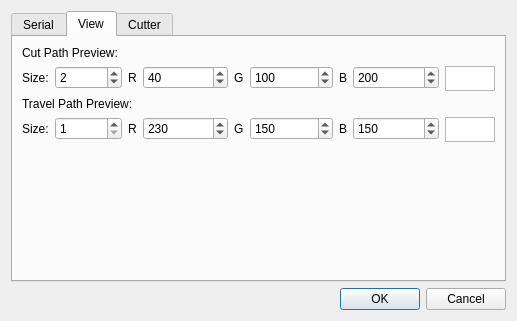
Old version of the form dialogsettings.ui in the repository makerslocal/localplot.
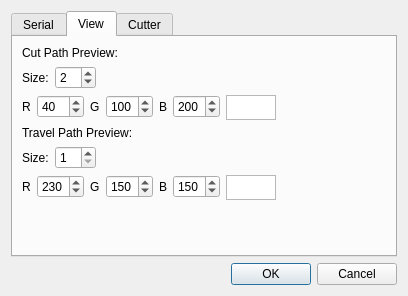
New version of the form. The open tabs and pages were chosen to show the change.

Commit message: smaller settings window

```diff
--- a/dialogsettings.ui
+++ b/dialogsettings.ui
@@ -6,8 +6,8 @@
    <rect>
     <x>0</x>
     <y>0</y>
-    <width>517</width>
-    <height>321</height>
+    <width>408</width>
+    <height>296</height>
    </rect>
   </property>
   <property name="windowTitle">
@@ -170,11 +170,6 @@
         </widget>
        </item>
        <item>
-        <layout class="QHBoxLayout" name="horizontalLayout_12">
-         <property name="sizeConstraint">
-          <enum>QLayout::SetDefaultConstraint</enum>
-         </property>
-         <item>
           <layout class="QFormLayout" name="formLayout_3">
            <item row="0" column="0">
             <widget class="QLabel" name="label_7">
@@ -185,6 +180,12 @@
            </item>
            <item row="0" column="1">
             <widget class="QSpinBox" name="spinBox_downPen_size">
+           <property name="sizePolicy">
+            <sizepolicy hsizetype="Maximum" vsizetype="Fixed">
+             <horstretch>0</horstretch>
+             <verstretch>0</verstretch>
+            </sizepolicy>
+           </property>
              <property name="minimum">
               <number>1</number>
              </property>
@@ -198,6 +199,11 @@
            </item>
           </layout>
          </item>
+       <item>
+        <layout class="QHBoxLayout" name="horizontalLayout_12">
+         <property name="sizeConstraint">
+          <enum>QLayout::SetDefaultConstraint</enum>
+         </property>
          <item>
           <layout class="QFormLayout" name="formLayout_4">
            <item row="0" column="0">
@@ -315,6 +321,19 @@
            </property>
           </widget>
          </item>
+         <item>
+          <spacer name="horizontalSpacer">
+           <property name="orientation">
+            <enum>Qt::Horizontal</enum>
+           </property>
+           <property name="sizeHint" stdset="0">
+            <size>
+             <width>40</width>
+             <height>20</height>
+            </size>
+           </property>
+          </spacer>
+         </item>
         </layout>
        </item>
        <item>
@@ -331,11 +350,15 @@
         </widget>
        </item>
        <item>
-        <layout class="QHBoxLayout" name="horizontalLayout_13">
-         <item>
           <layout class="QFormLayout" name="formLayout_7">
            <item row="0" column="1">
             <widget class="QSpinBox" name="spinBox_upPen_size">
+           <property name="sizePolicy">
+            <sizepolicy hsizetype="Maximum" vsizetype="Fixed">
+             <horstretch>0</horstretch>
+             <verstretch>0</verstretch>
+            </sizepolicy>
+           </property>
              <property name="minimum">
               <number>1</number>
              </property>
@@ -357,6 +380,8 @@
           </layout>
          </item>
          <item>
+        <layout class="QHBoxLayout" name="horizontalLayout_13">
+         <item>
           <layout class="QFormLayout" name="formLayout_8">
            <item row="0" column="0">
             <widget class="QLabel" name="label_13">
@@ -464,6 +489,19 @@
            </property>
           </widget>
          </item>
+         <item>
+          <spacer name="horizontalSpacer_2">
+           <property name="orientation">
+            <enum>Qt::Horizontal</enum>
+           </property>
+           <property name="sizeHint" stdset="0">
+            <size>
+             <width>40</width>
+             <height>20</height>
+            </size>
+           </property>
+          </spacer>
+         </item>
         </layout>
        </item>
        <item>
```
Left out of the diff: 34 changed lines with no effect on the pictures. Lines whose indentation alone changed are shown as unchanged.
